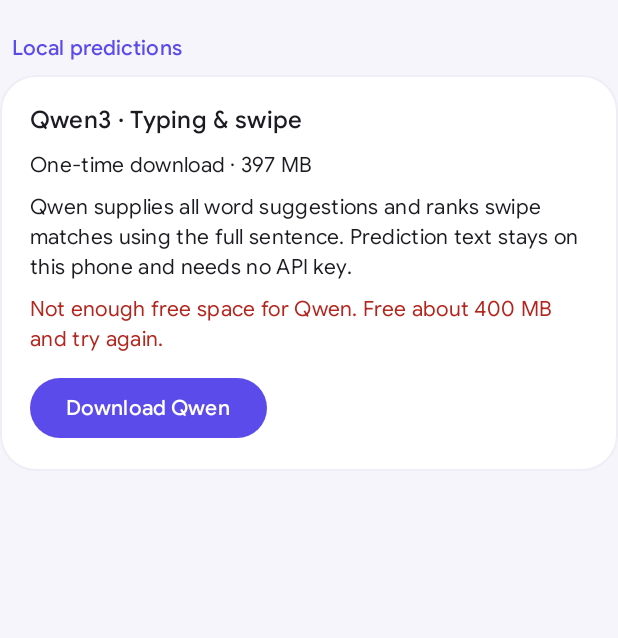
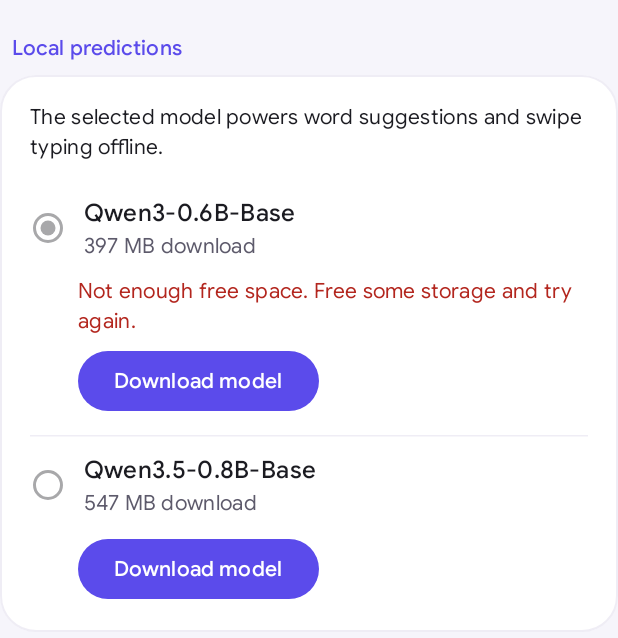
Before and after one commit to moryoav/Yboard, an Android app built with Jetpack Compose: the composable LocalPredictionSection shown on its own in the app's theme, on a phone screen of 412 x 824 dp. Shown: the top 638 px of the screen. Run offline under Robolectric (Android 15) with nearby library versions, the phone set to English and light mode, and no system bars; pictures from the network do not load.

Commit message:
Add selectable local Qwen models

```diff
--- a/app/src/main/assets/licenses/qwen.txt
+++ b/app/src/main/assets/licenses/qwen.txt
@@ -188,6 +188,7 @@
       identification within third-party archives.
 
    Copyright 2024 Alibaba Cloud
+   Copyright 2026 Alibaba Cloud
 
    Licensed under the Apache License, Version 2.0 (the "License");
    you may not use this file except in compliance with the License.
--- a/app/src/main/java/com/yboard/keyboard/ui/LocalPredictionSection.kt
+++ b/app/src/main/java/com/yboard/keyboard/ui/LocalPredictionSection.kt
@@ -1,10 +1,14 @@
 package com.yboard.keyboard.ui
 
 import androidx.compose.foundation.layout.*
+import androidx.compose.foundation.selection.selectable
+import androidx.compose.foundation.selection.selectableGroup
 import androidx.compose.material3.*
 import androidx.compose.runtime.*
+import androidx.compose.ui.Alignment
 import androidx.compose.ui.Modifier
 import androidx.compose.ui.platform.LocalContext
+import androidx.compose.ui.semantics.Role
 import androidx.compose.ui.unit.dp
 import com.yboard.keyboard.local.LocalQwen
 import com.yboard.keyboard.local.QwenModel
@@ -12,34 +16,65 @@ import com.yboard.keyboard.local.QwenModel
 @Composable
 fun LocalPredictionSection() {
     val context = LocalContext.current
-    val model by QwenModel.state.collectAsState()
+    val catalog by QwenModel.state.collectAsState()
     val engine by LocalQwen.status.collectAsState()
+    val downloadInProgress = catalog.models.values.any { it.downloading }
     Section("Local predictions") {
         Column(Modifier.fillMaxWidth().padding(horizontal = 20.dp, vertical = 12.dp)) {
-            Text("Qwen3 · Typing & swipe", style = MaterialTheme.typography.titleMedium)
-            Spacer(Modifier.height(8.dp))
-            Text(when {
-                model.downloading -> "Downloading: ${model.bytes * 100 / QwenModel.SIZE}%"
-                model.ready && engine.loading -> "Loading Qwen…"
-                model.ready -> "Downloaded · Works offline"
-                model.bytes > 0 -> "Download paused: ${model.bytes * 100 / QwenModel.SIZE}%"
-                else -> "One-time download · 397 MB"
-            }, style = MaterialTheme.typography.bodyMedium)
-            Spacer(Modifier.height(8.dp))
-            Text("Qwen supplies all word suggestions and ranks swipe matches using the full sentence. Prediction text stays on this phone and needs no API key.",
-                style = MaterialTheme.typography.bodyMedium)
-            if (model.downloading) {
-                Spacer(Modifier.height(12.dp))
-                LinearProgressIndicator(progress = { (model.bytes.toFloat() / QwenModel.SIZE).coerceIn(0f, 1f) }, modifier = Modifier.fillMaxWidth())
-            }
-            (model.error ?: engine.error)?.let {
-                Spacer(Modifier.height(8.dp))
-                Text(it, color = MaterialTheme.colorScheme.error, style = MaterialTheme.typography.bodyMedium)
-            }
-            if (!model.ready) {
-                Spacer(Modifier.height(12.dp))
-                if (model.downloading) OutlinedButton(onClick = QwenModel::pause) { Text("Pause download") }
-                else Button(onClick = { QwenModel.download(context) }) { Text(if (model.bytes > 0) "Resume download" else "Download Qwen") }
+            Text("The selected model powers word suggestions and swipe typing offline.", style = MaterialTheme.typography.bodyMedium)
+        }
+        Column(Modifier.selectableGroup()) {
+            QwenModel.Variant.entries.forEachIndexed { index, variant ->
+                if (index > 0) RowDivider()
+                val model = catalog[variant]
+                val selected = catalog.selected == variant
+                val engineStatus = engine.takeIf { selected && it.model == variant }
+                val progress = (model.bytes.toFloat() / variant.size).coerceIn(0f, 1f)
+                val percent = (progress * 100).toInt()
+                Row(
+                    Modifier.fillMaxWidth()
+                        .selectable(selected, enabled = model.ready, role = Role.RadioButton) { QwenModel.select(variant) }
+                        .padding(horizontal = 20.dp, vertical = 10.dp),
+                    horizontalArrangement = Arrangement.spacedBy(12.dp),
+                    verticalAlignment = Alignment.CenterVertically,
+                ) {
+                    RadioButton(selected, onClick = null, enabled = model.ready)
+                    Column {
+                        Text(variant.label, style = MaterialTheme.typography.titleMedium)
+                        Text(
+                            when {
+                                model.downloading -> if (percent == 100) "Verifying download…" else "Downloading · $percent%"
+                                model.ready && engineStatus?.loading == true -> "Loading…"
+                                model.ready && selected -> "In use"
+                                model.ready -> "Downloaded"
+                                model.bytes > 0 && model.error == null -> "Paused · $percent%"
+                                else -> "${(variant.size + 500_000) / 1_000_000} MB download"
+                            },
+                            style = MaterialTheme.typography.bodyMedium,
+                            color = MaterialTheme.colorScheme.onSurfaceVariant,
+                        )
+                    }
+                }
+                if (!model.ready || engineStatus?.error != null) {
+                    Column(
+                        Modifier.fillMaxWidth().padding(start = 52.dp, end = 20.dp, bottom = 12.dp),
+                        verticalArrangement = Arrangement.spacedBy(6.dp),
+                    ) {
+                        if (model.downloading) {
+                            LinearProgressIndicator(progress = { progress }, modifier = Modifier.fillMaxWidth())
+                        }
+                        (model.error ?: engineStatus?.error)?.let {
+                            Text(it, color = MaterialTheme.colorScheme.error, style = MaterialTheme.typography.bodyMedium)
+                        }
+                        if (model.downloading) {
+                            OutlinedButton(onClick = { QwenModel.pause(variant) }) { Text("Pause download") }
+                        } else if (!model.ready) {
+                            Button(onClick = { QwenModel.download(context, variant) }, enabled = !downloadInProgress) {
+                                Text(if (model.bytes > 0) "Resume download" else "Download model")
+                            }
+                        }
+                    }
+                }
             }
         }
     }
--- a/app/src/main/java/com/yboard/keyboard/ui/OtherScreens.kt
+++ b/app/src/main/java/com/yboard/keyboard/ui/OtherScreens.kt
@@ -242,7 +242,7 @@ fun AboutScreen(onBack: () -> Unit, updateCheckRequested: Boolean, onUpdateCheck
                     "Dictionaries: Android Open Source Project keyboard word lists, Apache License 2.0. " +
                     "Includes Dictionaries © Lexiteria LLC. Used by permission.\n" +
                     "Emoji search words: Unicode CLDR, Unicode License v3.\n" +
-                    "Local model: Qwen3-0.6B-Base, Apache License 2.0, converted to Q4_K_M.\n" +
+                    "Local models: Qwen3-0.6B-Base and Qwen3.5-0.8B-Base, Apache License 2.0, converted to Q4_K_M.\n" +
                     "Inference runtime: llama.cpp, MIT License.",
                 style = MaterialTheme.typography.bodyMedium,
                 modifier = Modifier.padding(horizontal = 20.dp, vertical = 12.dp),
```
Also changed, not shown: app/src/main/java/com/yboard/keyboard/ime/YboardIME.kt (+18 -5 lines), app/src/main/java/com/yboard/keyboard/local/LocalQwen.kt (+41 -17 lines), app/src/main/java/com/yboard/keyboard/local/QwenModel.kt (+126 -55 lines), 8 other files.
